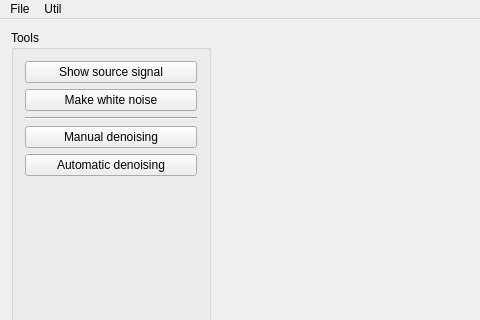
Before: the Qt Designer form src/mainwindow.ui in SergShtelmakh/NoiseReduction, drawn with Qt 5; both pictures show x 0 to 480 and y 0 to 320 of the 840 by 627 pixel window.
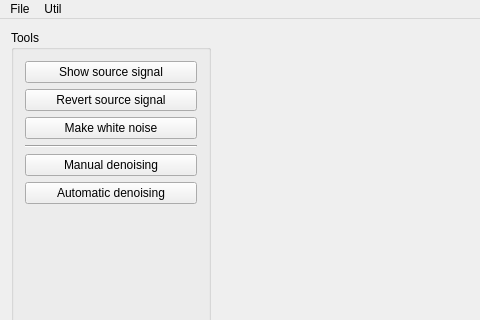
After: the same form once the commit is applied. Custom widgets are drawn as their Qt base class.

Diff of the .ui file:
```diff
--- a/src/mainwindow.ui
+++ b/src/mainwindow.ui
@@ -34,6 +34,13 @@
          </property>
         </widget>
        </item>
+       <item>
+        <widget class="QPushButton" name="pbRevert">
+         <property name="text">
+          <string>Revert source signal</string>
+         </property>
+        </widget>
+       </item>
        <item>
         <widget class="QPushButton" name="pbMakeWhiteNoise">
          <property name="text">
```
Left out of the diff: 9 changed lines with no effect on the pictures.
